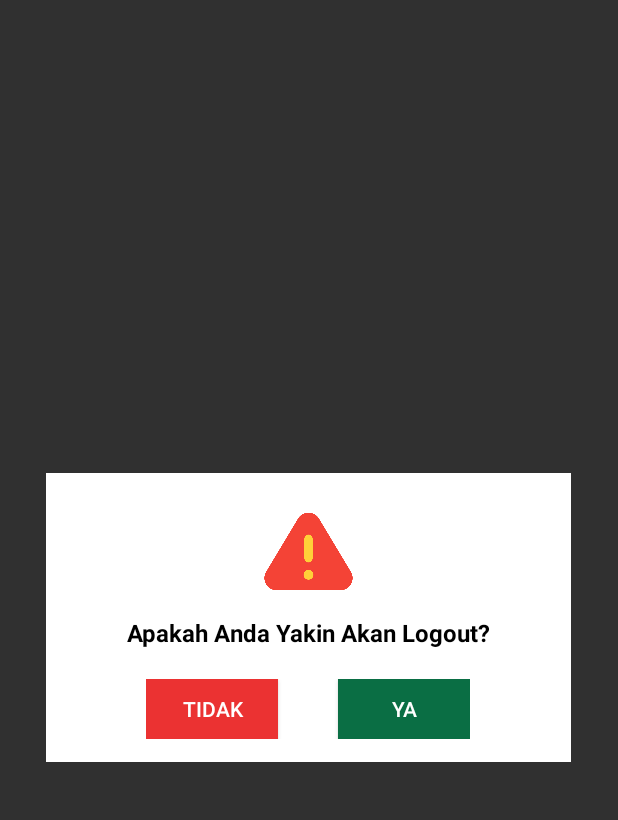
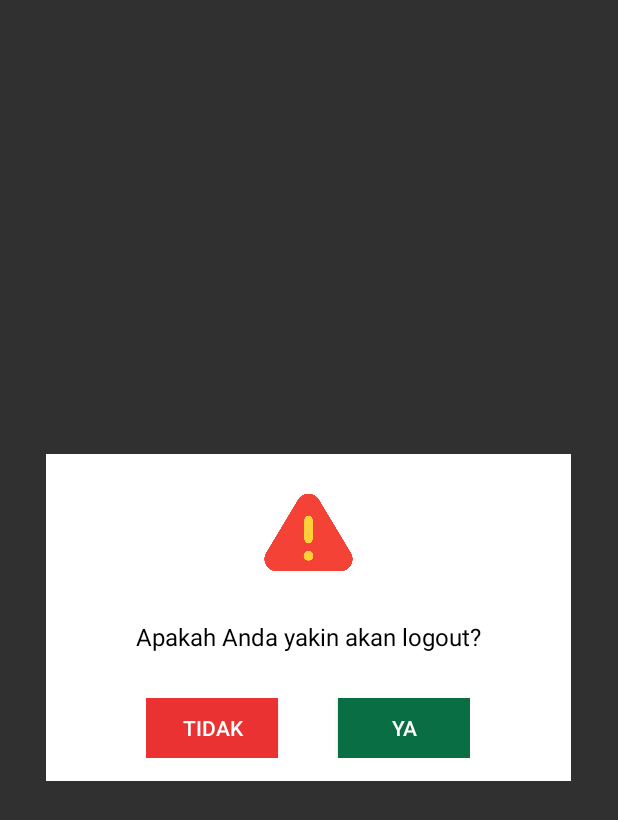
Before and after one commit to paulinasimatupang/lakupandai-lokal, an Android app built with Jetpack Compose: the layout pop_up_logout.xml on its own in the app's theme, with its tools: preview values and no code run, on a phone screen of 412 x 824 dp. Shown: the top 820 px of the screen. Run offline under Robolectric (Android 15) with nearby library versions, the light colour scheme and no system bars.

Commit message:
pop up logout halaman yg sama

```diff
--- a/app/src/main/java/id/co/bankntbsyariah/lakupandai/ui/theme/CheckUpdateActivity.kt
+++ b/app/src/main/java/id/co/bankntbsyariah/lakupandai/ui/theme/CheckUpdateActivity.kt
@@ -99,7 +99,7 @@ class CheckUpdateActivity : AppCompatActivity() {
         finish()
         startActivity(Intent(this, FormActivity::class.java).apply{
             addFlags(Intent.FLAG_ACTIVITY_NEW_TASK or Intent.FLAG_ACTIVITY_CLEAR_TASK)
-            putExtra(Constants.KEY_FORM_ID, "TF00003")
+            putExtra(Constants.KEY_FORM_ID, "AU00001")
         })
     }
 }
--- a/app/src/main/res/layout/activity_transfer.xml
+++ b/app/src/main/res/layout/activity_transfer.xml
@@ -140,8 +140,8 @@
     </LinearLayout>
 
     <ScrollView
-        android:layout_width="398dp"
-        android:layout_height="804dp"
+        android:layout_width="match_parent"
+        android:layout_height="0dp"
         android:layout_marginStart="16dp"
         android:layout_marginTop="16dp"
         android:layout_marginEnd="16dp"
--- a/app/src/main/res/layout/pop_up_logout.xml
+++ b/app/src/main/res/layout/pop_up_logout.xml
@@ -24,18 +24,17 @@
             android:id="@+id/body_message"
             android:layout_width="wrap_content"
             android:layout_height="wrap_content"
-            android:text="Apakah Anda Yakin Akan Logout?"
+            android:text="Apakah Anda yakin akan logout?"
             android:textSize="16sp"
-            android:layout_marginTop="10dp"
+            android:layout_marginTop="25dp"
             android:textColor="#000000"
-            android:textStyle="bold"
             android:gravity="center"/>
 
         <LinearLayout
             android:layout_width="wrap_content"
             android:layout_height="wrap_content"
             android:orientation="horizontal"
-            android:layout_marginTop="20dp">
+            android:layout_marginTop="30dp">
 
             <Button
                 android:id="@+id/popup_button_tidak"
--- a/app/src/main/res/values/strings.xml
+++ b/app/src/main/res/values/strings.xml
@@ -4,7 +4,7 @@
     <!--    Check Update-->
     <string name="title_activity_check_update">CheckUpdateActivity</string>
     <string name="version">Ver %s</string>
-    <string name="debug_version">Debug Ver %s</string>
+    <string name="debug_version">Ver %s</string>
     <string name="logo_alt">Laku Pandai NTB Syariah</string>
 
     <string name="process_check_update">Checking for updates</string>
```
Also changed, not shown: app/src/main/java/id/co/bankntbsyariah/lakupandai/ui/MenuActivity.kt (+8 -7 lines).
